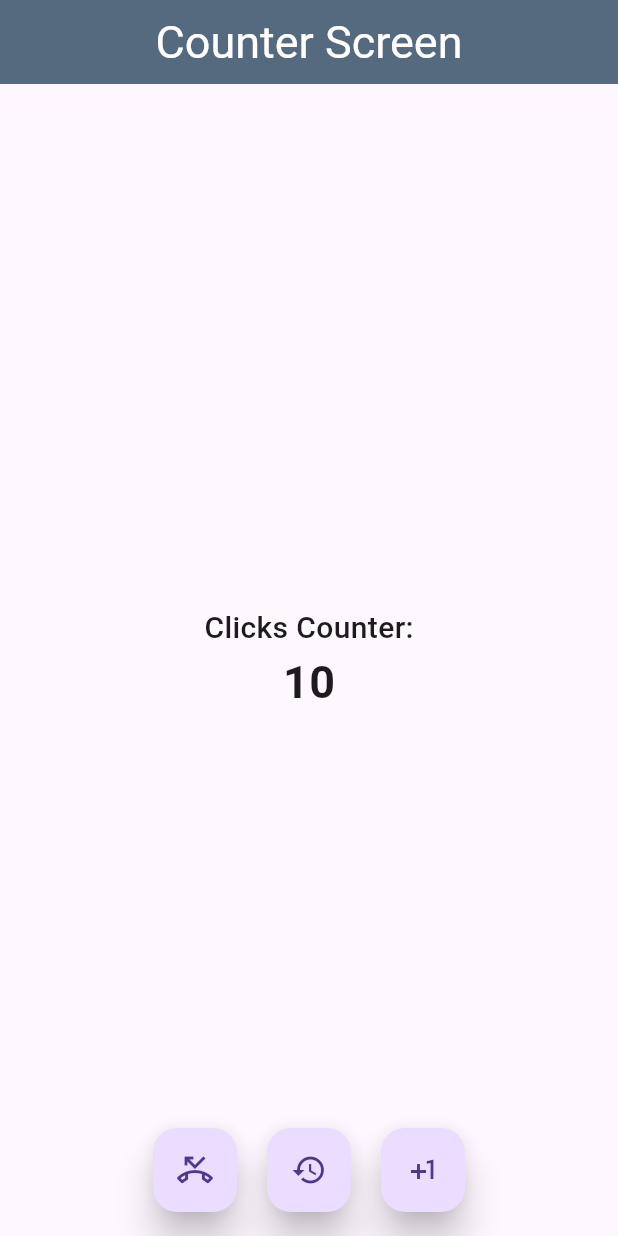
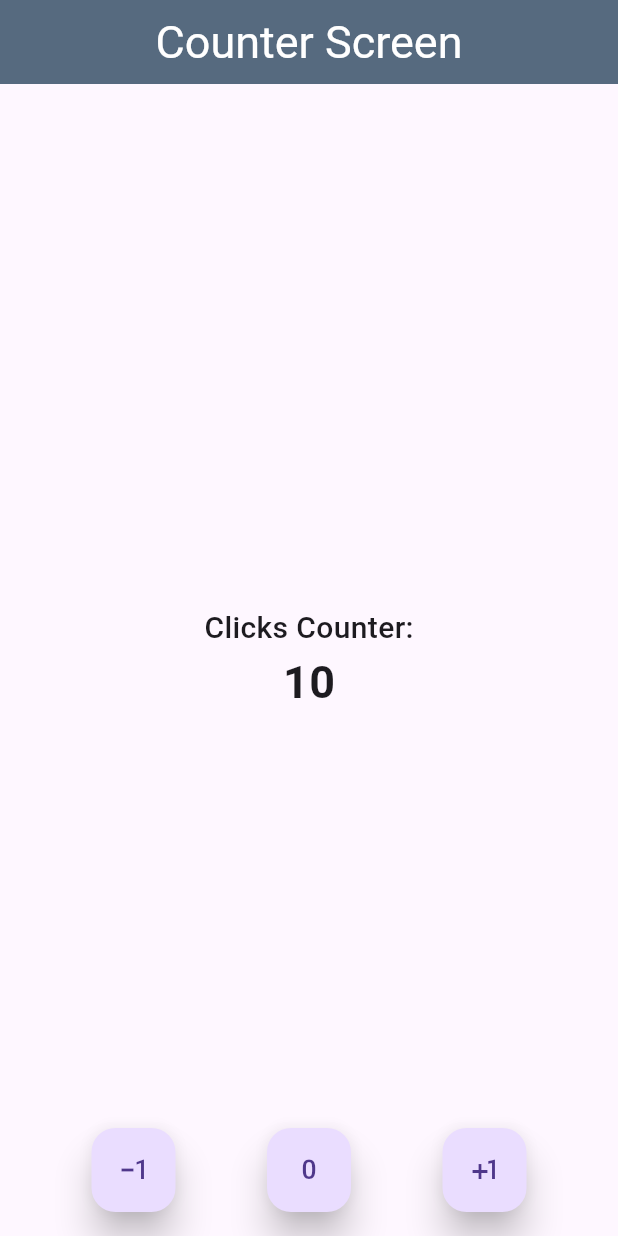
Before and after one commit to RudyCancax/First-Flutter-App, a Flutter app: the screen it shows after launch, on a phone screen of 412 x 824 dp. Run offline on Flutter 3.47's test engine with Material 3 defaults, Android fonts, the phone set to English and light mode, and no system bars.

Commit message:
Feat: Extracted Widget for button actions.

```diff
--- a/lib/screens/counter_screen.dart
+++ b/lib/screens/counter_screen.dart
@@ -11,6 +11,22 @@ class CounterScreen extends StatefulWidget {
 
 class _CounterScreenState extends State<CounterScreen> {
   int counter = 10;
+
+  increase() {
+    counter++;
+    setState(() {});
+  }
+
+  decrease() {
+    counter--;
+    setState(() {});
+  }
+
+  reset() {
+    counter = 0;
+    setState(() {});
+  }
+
   @override
   Widget build(BuildContext context) {
     return Scaffold(
@@ -33,41 +49,46 @@ class _CounterScreenState extends State<CounterScreen> {
           ],
         )),
         floatingActionButtonLocation: FloatingActionButtonLocation.centerFloat,
-        floatingActionButton: Row(
-          mainAxisAlignment: MainAxisAlignment.center,
+        floatingActionButton: FloatinButtonsActions(
+            plusOne: increase, minusOne: decrease, resetCounter: reset));
+  }
+}
+
+class FloatinButtonsActions extends StatelessWidget {
+  final Function plusOne;
+  final Function minusOne;
+  final Function resetCounter;
+
+  const FloatinButtonsActions({
+    super.key,
+    required this.plusOne,
+    required this.minusOne,
+    required this.resetCounter,
+  });
+
+  @override
+  Widget build(BuildContext context) {
+    return Row(
+      mainAxisAlignment: MainAxisAlignment.spaceEvenly,
       children: [
         FloatingActionButton(
-              onPressed: () {
-                counter--;
-                if (counter < -10) {
-                  counter = -10;
-                }
-                setState(() {});
-              },
           elevation: 10,
-              child: const Icon(Icons.phone_missed_outlined),
+          child: const Icon(Icons.exposure_minus_1_outlined),
+          onPressed: () => minusOne(),
         ),
-            const SizedBox(width: 20),
         // Reset counter
         FloatingActionButton(
-              onPressed: () {
-                counter = 0;
-                setState(() {});
-              },
+          onPressed: () => resetCounter(),
           elevation: 10,
-              child: const Icon(Icons.restore),
+          child: const Icon(Icons.exposure_zero),
         ),
-            const SizedBox(width: 20),
         // Plus 1
         FloatingActionButton(
-              onPressed: () {
-                counter++;
-                setState(() {});
-              },
+          onPressed: () => plusOne(),
           elevation: 10,
           child: const Icon(Icons.plus_one),
         ),
       ],
-        ));
+    );
   }
 }
```
Lines whose indentation alone changed are shown as unchanged.
